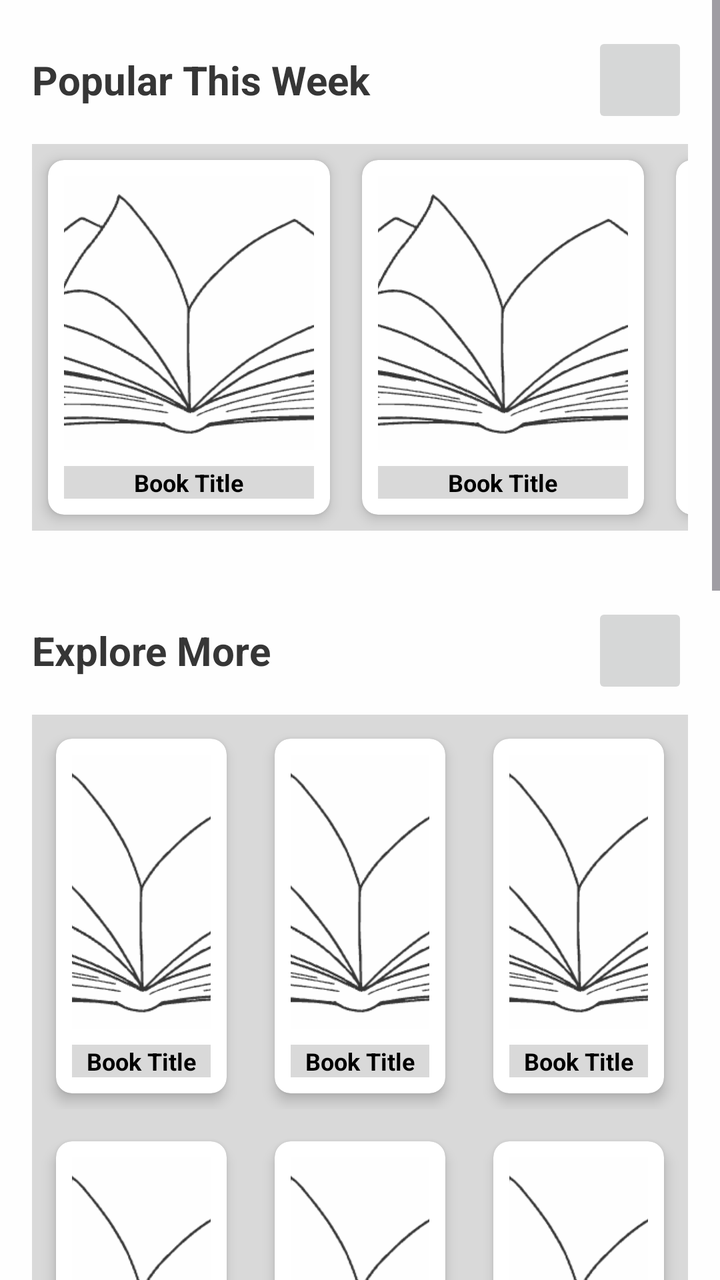
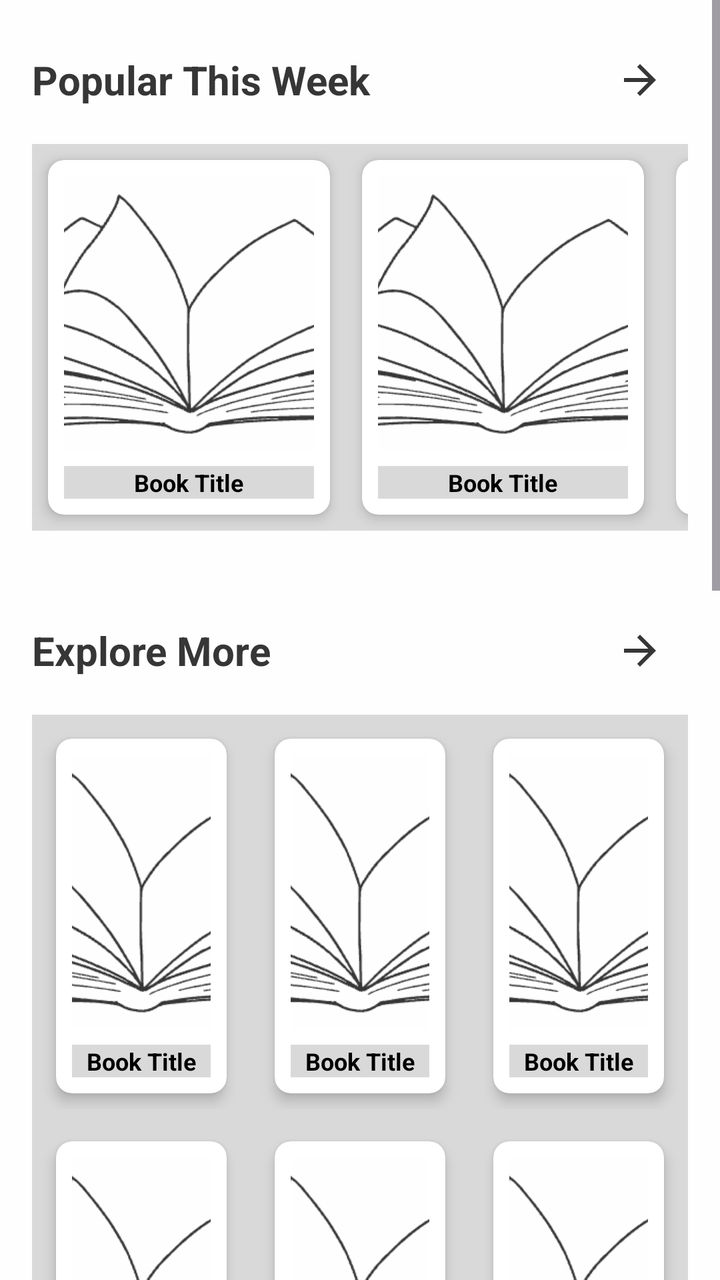

Screens rendered from an Android XML layout before and after an edit, with the pre-edit source and the edit as a unified diff.
<!-- AndroidManifest.xml: application theme Theme.FrontendBook -->
<!-- res/layout/fragment_inner_books.xml -->
<androidx.constraintlayout.widget.ConstraintLayout
    xmlns:android="http://schemas.android.com/apk/res/android"
    xmlns:app="http://schemas.android.com/apk/res-auto"
    android:layout_width="match_parent"
    android:layout_height="match_parent"
    android:background="@color/backgroundPrimary">

    <ScrollView
        android:id="@+id/scrollContainer"
        android:layout_width="0dp"
        android:layout_height="0dp"
        android:paddingBottom="96dp"
        android:fillViewport="true"
        android:clipToPadding="false"
        app:layout_constraintTop_toTopOf="parent"
        app:layout_constraintBottom_toBottomOf="parent"
        app:layout_constraintStart_toStartOf="parent"
        app:layout_constraintEnd_toEndOf="parent">

        <LinearLayout
            android:layout_width="match_parent"
            android:layout_height="wrap_content"
            android:orientation="vertical"
            android:padding="16dp">

            
            <LinearLayout
                android:layout_width="match_parent"
                android:layout_height="wrap_content"
                android:orientation="horizontal"
                android:gravity="center_vertical"
                android:paddingBottom="8dp">

                <TextView
                    android:id="@+id/popularTitle"
                    android:layout_width="0dp"
                    android:layout_height="wrap_content"
                    android:layout_weight="1"
                    android:text="Popular This Week"
                    android:textColor="@color/textSecondary"
                    android:textSize="20sp"
                    android:textStyle="bold" />

                <androidx.appcompat.widget.AppCompatImageButton
                    android:id="@+id/popularArrow"
                    android:layout_width="48dp"
                    android:layout_height="48dp"
                    android:src="@drawable/more"
                    android:contentDescription="See All Popular Books"
                    app:tint="@color/textSecondary" />
            </LinearLayout>

            
            <HorizontalScrollView
                android:layout_width="match_parent"
                android:layout_height="wrap_content"
                android:scrollbars="none"
                android:paddingBottom="12dp">

                <LinearLayout
                    android:layout_width="wrap_content"
                    android:layout_height="wrap_content"
                    android:orientation="horizontal"
                    android:background="@color/backgroundSecondary">

                    
                    <include layout="@layout/item_book_grid" />
                    <include layout="@layout/item_book_grid" />
                    <include layout="@layout/item_book_grid" />
                    <include layout="@layout/item_book_grid" />
                    <include layout="@layout/item_book_grid" />
                    <include layout="@layout/item_book_grid" />
                </LinearLayout>
            </HorizontalScrollView>

            
            <LinearLayout
                android:layout_width="match_parent"
                android:layout_height="wrap_content"
                android:orientation="horizontal"
                android:gravity="center_vertical"
                android:paddingBottom="8dp"
                android:layout_marginTop="24dp">

                <TextView
                    android:id="@+id/exploreTitle"
                    android:layout_width="0dp"
                    android:layout_height="wrap_content"
                    android:layout_weight="1"
                    android:text="Explore More"
                    android:textColor="@color/textSecondary"
                    android:textSize="20sp"
                    android:textStyle="bold" />

                <androidx.appcompat.widget.AppCompatImageButton
                    android:id="@+id/exploreArrow"
                    android:layout_width="48dp"
                    android:layout_height="48dp"
                    android:src="@drawable/more"
                    android:contentDescription="See All Explore Books"
                    app:tint="@color/textSecondary" />
            </LinearLayout>

            
            <GridLayout
                android:layout_width="match_parent"
                android:layout_height="wrap_content"
                android:alignmentMode="alignMargins"
                android:columnCount="3"
                android:rowOrderPreserved="false"
                android:useDefaultMargins="true"
                android:background="@color/backgroundSecondary">

                
                <FrameLayout
                    android:layout_width="0dp"
                    android:layout_height="wrap_content"
                    android:layout_margin="4dp"
                    android:layout_gravity="fill"
                    android:layout_columnWeight="1">
                    <include layout="@layout/item_book_grid" />

                </FrameLayout>
                <FrameLayout
                    android:layout_width="0dp"
                    android:layout_height="wrap_content"
                    android:layout_margin="4dp"
                    android:layout_gravity="fill"
                    android:layout_columnWeight="1">

                    <include layout="@layout/item_book_grid" />
                </FrameLayout><FrameLayout
                android:layout_width="0dp"
                android:layout_height="wrap_content"
                android:layout_margin="4dp"
                android:layout_gravity="fill"
                android:layout_columnWeight="1">

                <include layout="@layout/item_book_grid" />
            </FrameLayout><FrameLayout
                android:layout_width="0dp"
                android:layout_height="wrap_content"
                android:layout_margin="4dp"
                android:layout_gravity="fill"
                android:layout_columnWeight="1">

                <include layout="@layout/item_book_grid" />
            </FrameLayout><FrameLayout
                android:layout_width="0dp"
                android:layout_height="wrap_content"
                android:layout_margin="4dp"
                android:layout_gravity="fill"
                android:layout_columnWeight="1">

                <include layout="@layout/item_book_grid" />
            </FrameLayout><FrameLayout
                android:layout_width="0dp"
                android:layout_height="wrap_content"
                android:layout_margin="4dp"
                android:layout_gravity="fill"
                android:layout_columnWeight="1">

                <include layout="@layout/item_book_grid" />
            </FrameLayout><FrameLayout
                android:layout_width="0dp"
                android:layout_height="wrap_content"
                android:layout_margin="4dp"
                android:layout_gravity="fill"
                android:layout_columnWeight="1">

                <include layout="@layout/item_book_grid" />
            </FrameLayout><FrameLayout
                android:layout_width="0dp"
                android:layout_height="wrap_content"
                android:layout_margin="4dp"
                android:layout_gravity="fill"
                android:layout_columnWeight="1">

                <include layout="@layout/item_book_grid" />
            </FrameLayout><FrameLayout
                android:layout_width="0dp"
                android:layout_height="wrap_content"
                android:layout_margin="4dp"
                android:layout_gravity="fill"
                android:layout_columnWeight="1">

                <include layout="@layout/item_book_grid" />
            </FrameLayout><FrameLayout
                android:layout_width="0dp"
                android:layout_height="wrap_content"
                android:layout_margin="4dp"
                android:layout_gravity="fill"
                android:layout_columnWeight="1">

                <include layout="@layout/item_book_grid" />
            </FrameLayout><FrameLayout
                android:layout_width="0dp"
                android:layout_height="wrap_content"
                android:layout_margin="4dp"
                android:layout_gravity="fill"
                android:layout_columnWeight="1">

                <include layout="@layout/item_book_grid" />
                <FrameLayout
                    android:layout_width="0dp"
                    android:layout_height="wrap_content"
                    android:layout_margin="4dp"
                    android:layout_gravity="fill"
                    android:layout_columnWeight="1"
                    android:background="@color/backgroundPrimary">

                    <com.google.android.material.button.MaterialButton
                        android:id="@+id/exploreSeeAll"
                        style="@style/Widget.Material3.Button.TextButton"
                        android:layout_width="match_parent"
                        android:layout_height="wrap_content"
                        android:text="See All"
                        android:textColor="@color/textPrimary"
                        android:textSize="14sp"
                        android:backgroundTint="@android:color/transparent"
                        android:strokeColor="@color/textSecondary"
                        android:layout_gravity="center"
                        android:contentDescription="Go to Explore More" />
                </FrameLayout>

            </FrameLayout>
            </GridLayout>

        </LinearLayout>
    </ScrollView>
</androidx.constraintlayout.widget.ConstraintLayout>
<!-- res/layout/item_book_grid.xml (included above) -->
<androidx.cardview.widget.CardView
    xmlns:android="http://schemas.android.com/apk/res/android"
    xmlns:card_view="http://schemas.android.com/apk/res-auto"
    android:layout_width="match_parent"
    android:layout_height="wrap_content"
    android:layout_margin="8dp"
    card_view:cardCornerRadius="8dp"
    card_view:cardElevation="4dp"
    android:background="@color/backgroundPrimary">

    <LinearLayout
        android:layout_width="match_parent"
        android:layout_height="match_parent"
        android:gravity="center_horizontal"
        android:orientation="vertical"
        android:padding="8dp">

        
        <ImageView
            android:id="@+id/bookImage"
            android:layout_width="125dp"
            android:layout_height="137dp"
            android:layout_weight="1"
            android:adjustViewBounds="true"
            android:background="@color/boxes_background"
            android:contentDescription="Book cover"
            android:scaleType="centerCrop"
            android:src="@drawable/bookk" />

        
        <TextView
            android:id="@+id/bookTitle"
            android:layout_width="match_parent"
            android:layout_height="wrap_content"
            android:layout_marginTop="8dp"
            android:background="@color/backgroundSecondary"
            android:ellipsize="end"
            android:gravity="center"
            android:maxLines="1"
            android:text="Book Title"
            android:textColor="@color/textPrimary"
            android:textSize="12sp"
            android:textStyle="bold" />
    </LinearLayout>
</androidx.cardview.widget.CardView>
<!-- resources referenced by this layout -->
<resources>
  <color name="backgroundPrimary">#FEFEFE</color>
  <color name="backgroundSecondary">#D9D9D9</color>
  <color name="boxes_background">#DCDCDC</color>
  <color name="textPrimary">#000000</color>
  <color name="textSecondary">#363636</color>
  <!-- drawable bookk: png bitmap (drawable, 18992 bytes) -->
  <!-- drawable more: png bitmap (drawable, 189 bytes) -->
  <style name="Theme.FrontendBook" parent="Base.Theme.FrontendBook" />
  <style name="Base.Theme.FrontendBook" parent="Theme.Material3.DayNight.NoActionBar">
          <item name="colorPrimary">@color/backgroundPrimary</item>
          <item name="colorPrimaryVariant">@color/backgroundSecondary</item>
          <item name="colorOnPrimary">@color/black</item>
          <item name="colorSecondary">@color/black</item>
          <item name="colorOutline">@color/line</item>
  
      </style>
  <color name="black">#000000</color>
  <color name="line">#D9D9D9</color>
</resources>

<!-- the commit's change to res/layout/fragment_inner_books.xml (unified diff, before → after) -->
@@ -45,9 +45,11 @@
                     android:id="@+id/popularArrow"
                     android:layout_width="48dp"
                     android:layout_height="48dp"
-                    android:src="@drawable/more"
+                    android:background="@android:color/transparent"
+                    android:src="@drawable/ic_baseline_arrow_forward_24"
                     android:contentDescription="See All Popular Books"
                     app:tint="@color/textSecondary" />
+
             </LinearLayout>
 
             
@@ -96,7 +98,8 @@
                     android:id="@+id/exploreArrow"
                     android:layout_width="48dp"
                     android:layout_height="48dp"
-                    android:src="@drawable/more"
+                    android:background="@android:color/transparent"
+                    android:src="@drawable/ic_baseline_arrow_forward_24"
                     android:contentDescription="See All Explore Books"
                     app:tint="@color/textSecondary" />
             </LinearLayout>
<!-- resource entries referenced after the edit -->
@@ -6,7 +6,12 @@
   <color name="textPrimary">#000000</color>
   <color name="textSecondary">#363636</color>
   <!-- drawable bookk: png bitmap (drawable, 18992 bytes) -->
-  <!-- drawable more: png bitmap (drawable, 189 bytes) -->
+  <!-- drawable ic_baseline_arrow_forward_24 (drawable) -->
+  <vector xmlns:android="http://schemas.android.com/apk/res/android" android:autoMirrored="true" android:height="24dp" android:tint="#000000" android:viewportHeight="24" android:viewportWidth="24" android:width="24dp">
+        
+      <path android:fillColor="@android:color/white" android:pathData="M12,4l-1.41,1.41L16.17,11H4v2h12.17l-5.58,5.59L12,20l8,-8z"/>
+      
+  </vector>
   <style name="Theme.FrontendBook" parent="Base.Theme.FrontendBook" />
   <style name="Base.Theme.FrontendBook" parent="Theme.Material3.DayNight.NoActionBar">
           <item name="colorPrimary">@color/backgroundPrimary</item>
